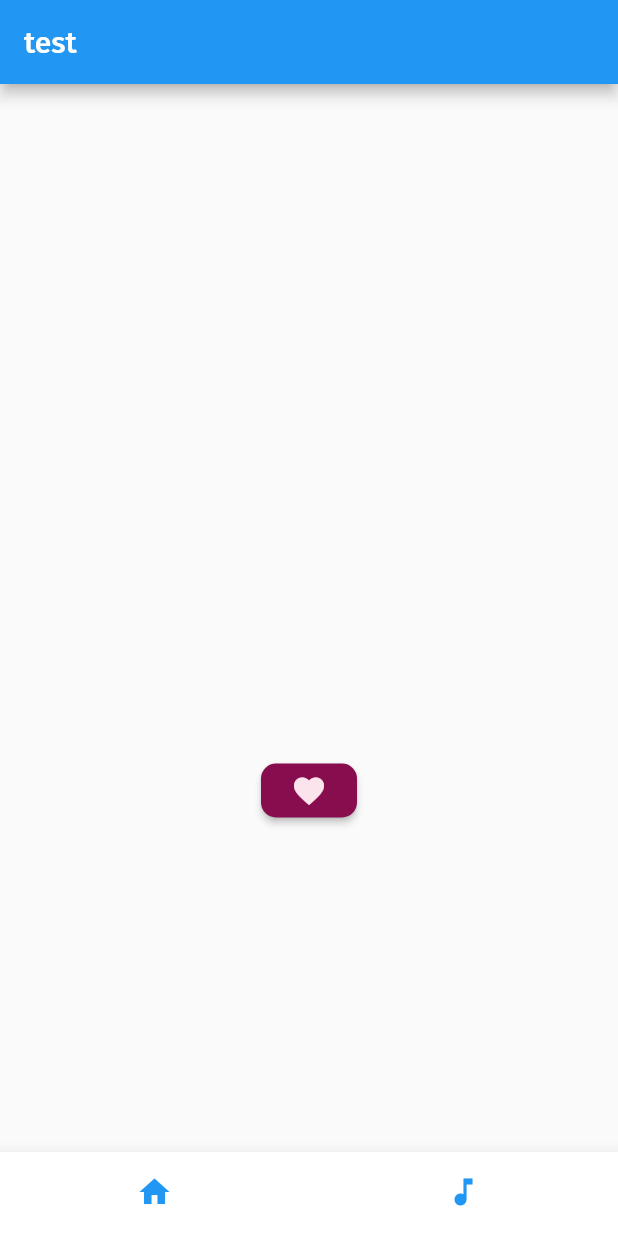
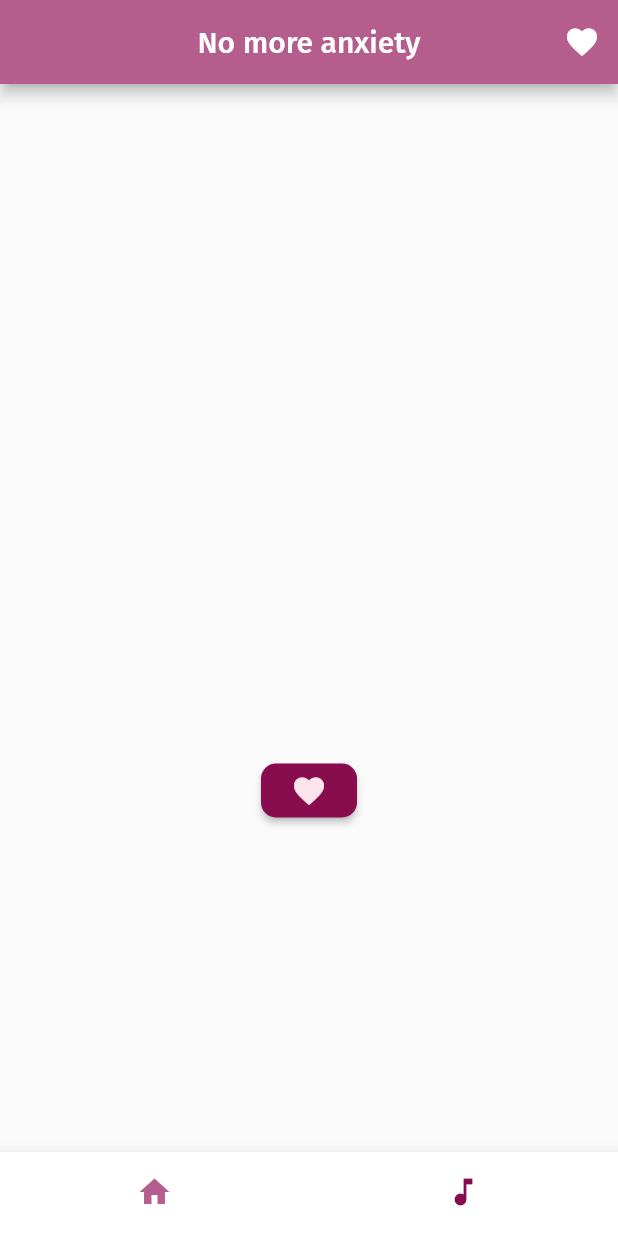
Before and after one commit to EaudeJavel/for_my_ex_gf, a Flutter app: the screen it shows after launch, on a phone screen of 412 x 824 dp. Run offline on Flutter 3.47's test engine with Material 2 defaults, Android fonts, the phone set to English and light mode, and no system bars; our stand-ins replace google_fonts.

Commit message:
update: update home screen design

```diff
--- a/lib/home/home.dart
+++ b/lib/home/home.dart
@@ -7,9 +7,7 @@ import 'package:flutter/services.dart' show rootBundle;
 import 'package:no_more_anxiety/components/heart.dart';
 
 class MyHomePage extends StatefulWidget {
-  const MyHomePage({super.key, required this.title});
-
-  final String title;
+  const MyHomePage({super.key});
 
   @override
   State<MyHomePage> createState() => _MyHomePageState();
@@ -29,7 +27,18 @@ class _MyHomePageState extends State<MyHomePage> {
   Widget build(BuildContext context) {
     return Scaffold(
         appBar: AppBar(
-          title: Text(widget.title),
+          title: const Text("No more anxiety"),
+          centerTitle: true,
+          actions: [
+            IconButton(
+              icon: const Icon(Icons.favorite),
+              onPressed: () {
+                if (kDebugMode) {
+                  print("object");
+                }
+              },
+            ),
+          ],
         ),
         body: Column(
           mainAxisAlignment: MainAxisAlignment.center,
--- a/lib/layouts/scaffold.dart
+++ b/lib/layouts/scaffold.dart
@@ -12,9 +12,7 @@ class FirstLevelScaffoldState extends State<FirstLevelScaffold>
     with SingleTickerProviderStateMixin {
   int _currentIndex = 0;
   final List<Widget> _screen = <Widget>[
-    const MyHomePage(
-      title: "test",
-    ),
+    const MyHomePage(),
   ];
   late TabController _controller;
 
@@ -47,8 +45,8 @@ class FirstLevelScaffoldState extends State<FirstLevelScaffold>
         elevation: 10,
         showSelectedLabels: false,
         showUnselectedLabels: false,
-        selectedItemColor: ThemeData().primaryColor,
-        unselectedItemColor: ThemeData().colorScheme.secondary,
+        selectedItemColor: Theme.of(context).colorScheme.primary,
+        unselectedItemColor: Theme.of(context).colorScheme.secondary,
         onTap: onTabTapped,
         currentIndex: _currentIndex,
         items: const <BottomNavigationBarItem>[
--- a/lib/routes.dart
+++ b/lib/routes.dart
@@ -1,2 +1 @@
 export 'package:no_more_anxiety/home/home.dart';
-// export 'package:no_more_anxiety/layouts/scaffold.dart';
--- a/lib/theme.dart
+++ b/lib/theme.dart
@@ -4,7 +4,7 @@ import 'package:google_fonts/google_fonts.dart';
 final ThemeData myAppTheme = ThemeData(
   primaryColor: Colors.pink[50],
   colorScheme: const ColorScheme.light(
-    primary: Colors.blue,
+    primary: Color.fromRGBO(181, 93, 140, 1),
     secondary: Color.fromARGB(255, 135, 13, 78),
   ),
   textTheme: const TextTheme(
```
Also changed, not shown: 1 other file.
